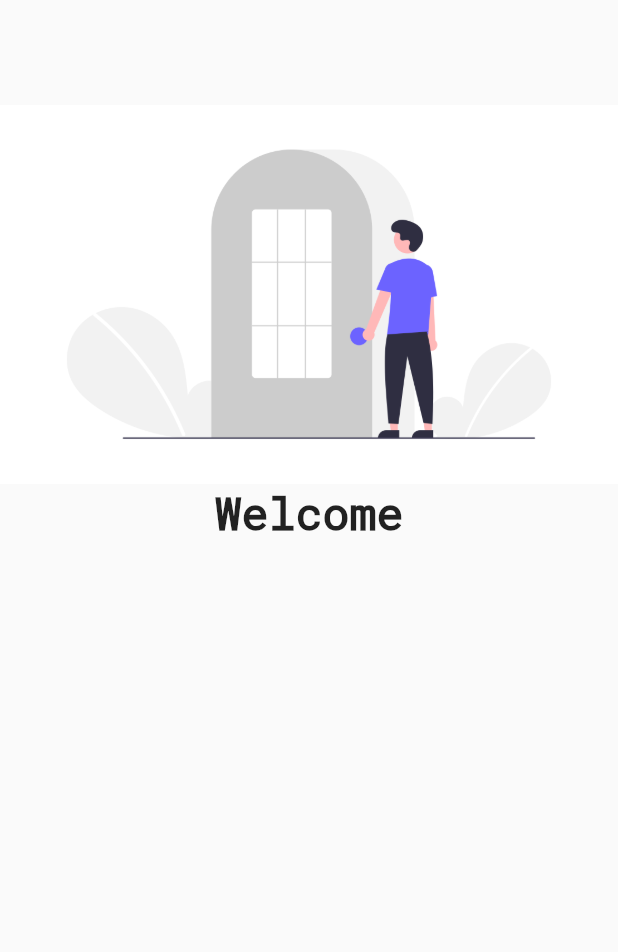
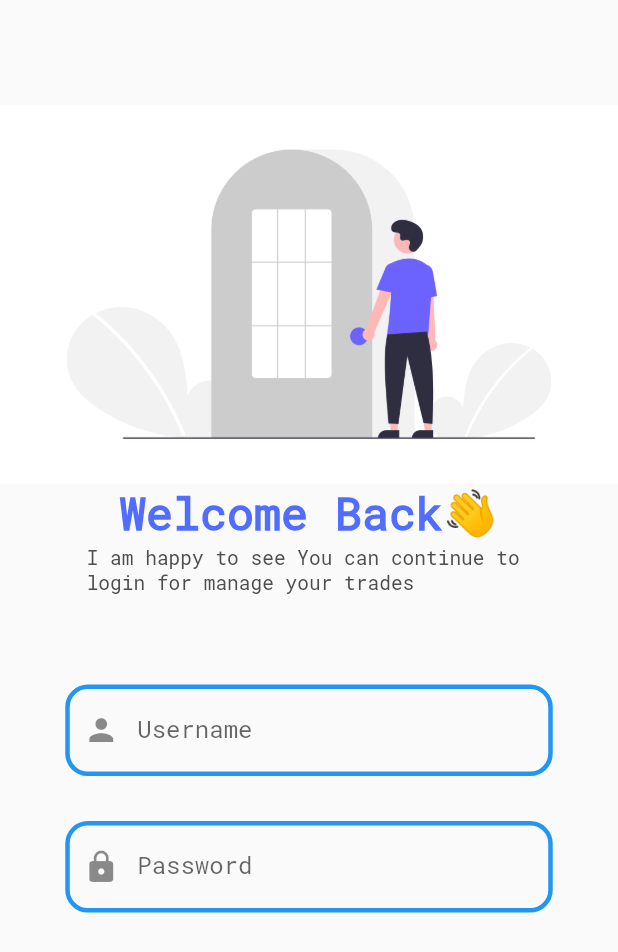
Before and after one commit to Prit2341/Index-app, a Flutter app: the screen it shows after launch, on a phone screen of 412 x 824 dp. Shown: the top 952 px of the screen. Run offline on Flutter 3.47's test engine with Material 2 defaults, Android fonts, the phone set to English and light mode, and no system bars.

Commit message:
Login in progress

```diff
--- a/lib/pages/main_login_signup_page.dart
+++ b/lib/pages/main_login_signup_page.dart
@@ -8,28 +8,78 @@ class LoginSignuppage extends StatelessWidget {
     return Material(
       child: Center(
         child: Container(
-          // decoration: BoxDecoration(
-          //   gradient: LinearGradient(
-          //     begin: Alignment.topRight,
-          //     end: Alignment.bottomLeft,
-          //     colors: [
-          //       Colors.red,
-          //       Colors.white
-          //     ]
-          //   )
-          // ),
           child: Column(
             children: [
               SizedBox(height: 70.0),
+              //Image
               Image.asset("assets/images/Welcome.png"),
+              //Text of welcome Start here
               Text(
-                "Welcome",
+                "Welcome Back👋",
                 style: TextStyle(
-                  //color: Colors.blue,
+                  color: Color.fromARGB(255, 80, 109, 255),
                   fontWeight: FontWeight.bold,
-                  fontSize: 30.0
+                  fontSize: 30.0,
                 ),
-                )
+                ),
+                Text(
+                "I am happy to see You can continue to \nlogin for manage your trades",
+                style: TextStyle(
+                  color: Color.fromARGB(255, 78, 78, 78),
+                  //fontWeight: FontWeight.bold,
+                  fontSize: 13.0,
+                ),
+                ),
+
+
+              //Textfiled for the login page
+              SizedBox(height: 60.0),
+              ConstrainedBox(
+                constraints: const BoxConstraints.tightFor(width: 325),
+                child: TextField(
+                  decoration: InputDecoration(
+                    prefixIcon:Icon(Icons.person),
+                    border: OutlineInputBorder(),
+                    enabledBorder: OutlineInputBorder(
+                      borderSide: const BorderSide(width: 3,color: Colors.blue),
+                      borderRadius: BorderRadius.circular(15)
+                    ),
+                    focusedBorder: OutlineInputBorder(
+                      borderSide: const BorderSide(width: 3,color: Colors.blue),
+                      borderRadius: BorderRadius.circular(15)
+                    ),
+                    labelText: "Username",
+                    hintText: "Enter UserName",
+                    hoverColor: Colors.blue
+                  ),
+
+                ),
+              ),
+              SizedBox(height: 30.0),
+              ConstrainedBox(
+                constraints: const BoxConstraints.tightFor(width: 325),
+                child: TextField(
+                  obscureText: true,
+                  decoration: InputDecoration(
+                    prefixIcon:Icon(Icons.lock),
+                    border: OutlineInputBorder(),
+                    enabledBorder: OutlineInputBorder(
+                      borderSide: const BorderSide(width: 3,color: Colors.blue),
+                      borderRadius: BorderRadius.circular(15)
+                    ),
+                    focusedBorder: OutlineInputBorder(
+                      borderSide: const BorderSide(width: 3,color: Colors.blue),
+                      borderRadius: BorderRadius.circular(15)
+                    ),
+                    labelText: "Password",
+                    hintText: "Please Enter Password",
+                    hoverColor: Colors.blue
+                  ),
+
+                ),
+              ),
+              //Adding Login Button Here
+
             ],
           ),
         ),
```
